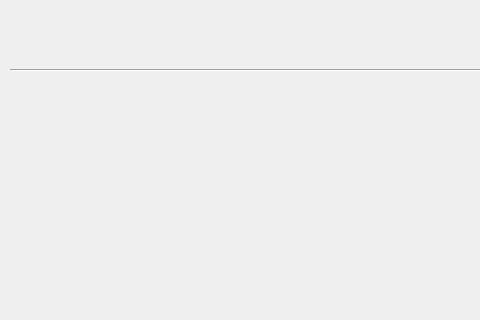
Before: the Qt Designer form Wifi_Bot/mainwindow.ui in tom-rh/wifibot-esirem, drawn with Qt 5; both pictures show x 0 to 480 and y 0 to 320 of the 800 by 600 pixel window.
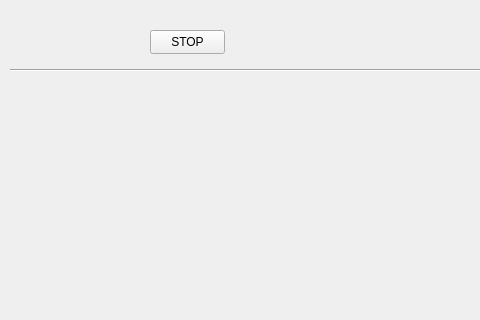
After: the same form once the commit is applied. Icons and pictures are not drawn.

Commit message: WIFIBOT-10 add stop button

```diff
--- a/Wifi_Bot/mainwindow.ui
+++ b/Wifi_Bot/mainwindow.ui
@@ -132,6 +132,19 @@
      <enum>Qt::Vertical</enum>
     </property>
    </widget>
+   <widget class="QPushButton" name="pushButton">
+    <property name="geometry">
+     <rect>
+      <x>150</x>
+      <y>30</y>
+      <width>75</width>
+      <height>24</height>
+     </rect>
+    </property>
+    <property name="text">
+     <string>STOP</string>
+    </property>
+   </widget>
   </widget>
   <widget class="QMenuBar" name="menubar">
    <property name="geometry">
```
The commit also changes 2 other files.
